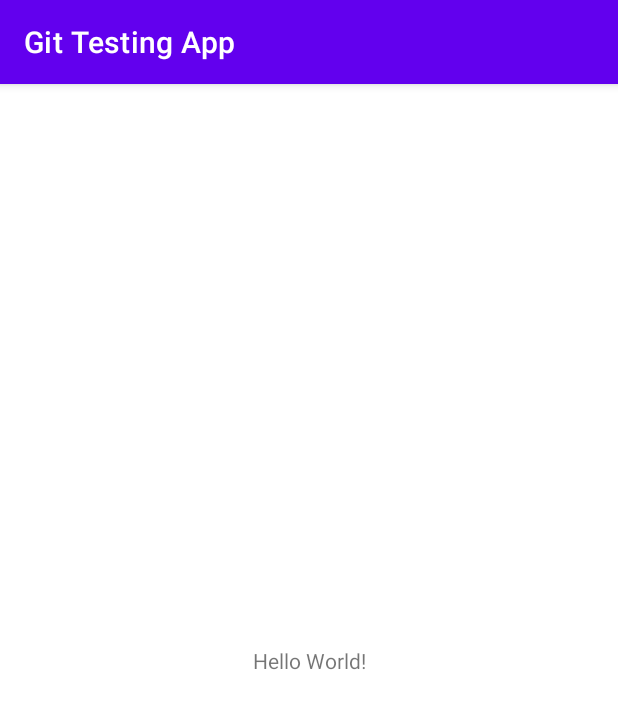
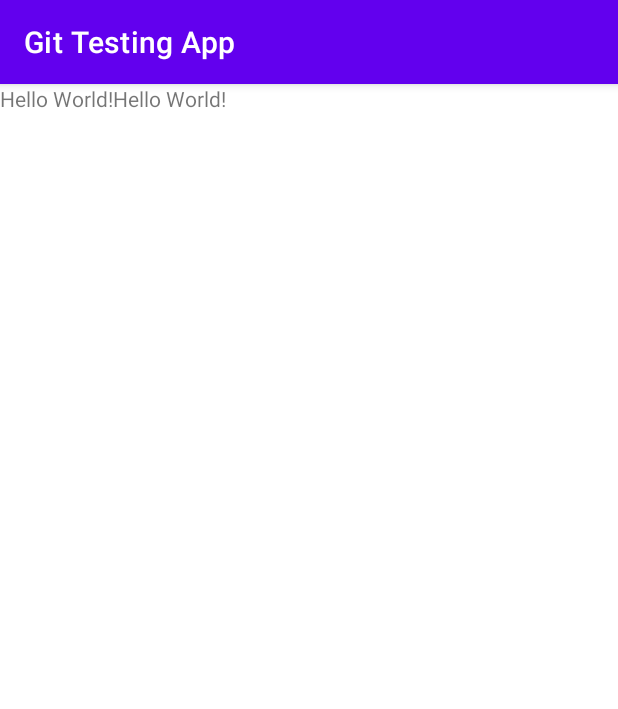
Before and after one commit to kalindus89/GitTesting, an Android app: the screen it shows after launch (MainActivity), on a phone screen of 412 x 824 dp. Shown: the top 709 px of the screen. Run offline under Robolectric (Android 15) with nearby library versions, the phone set to English and light mode, and no system bars.

Commit message:
new Commit to branch

```diff
--- a/app/src/main/res/layout/activity_main.xml
+++ b/app/src/main/res/layout/activity_main.xml
@@ -1,5 +1,5 @@
 <?xml version="1.0" encoding="utf-8"?>
-<androidx.constraintlayout.widget.ConstraintLayout xmlns:android="http://schemas.android.com/apk/res/android"
+<LinearLayout xmlns:android="http://schemas.android.com/apk/res/android"
     xmlns:app="http://schemas.android.com/apk/res-auto"
     xmlns:tools="http://schemas.android.com/tools"
     android:layout_width="match_parent"
@@ -15,4 +15,13 @@
         app:layout_constraintRight_toRightOf="parent"
         app:layout_constraintTop_toTopOf="parent" />
 
-</androidx.constraintlayout.widget.ConstraintLayout>
+    <TextView
+        android:layout_width="wrap_content"
+        android:layout_height="wrap_content"
+        android:text="Hello World!"
+        app:layout_constraintBottom_toBottomOf="parent"
+        app:layout_constraintLeft_toLeftOf="parent"
+        app:layout_constraintRight_toRightOf="parent"
+        app:layout_constraintTop_toTopOf="parent" />
+
+</LinearLayout>
```
